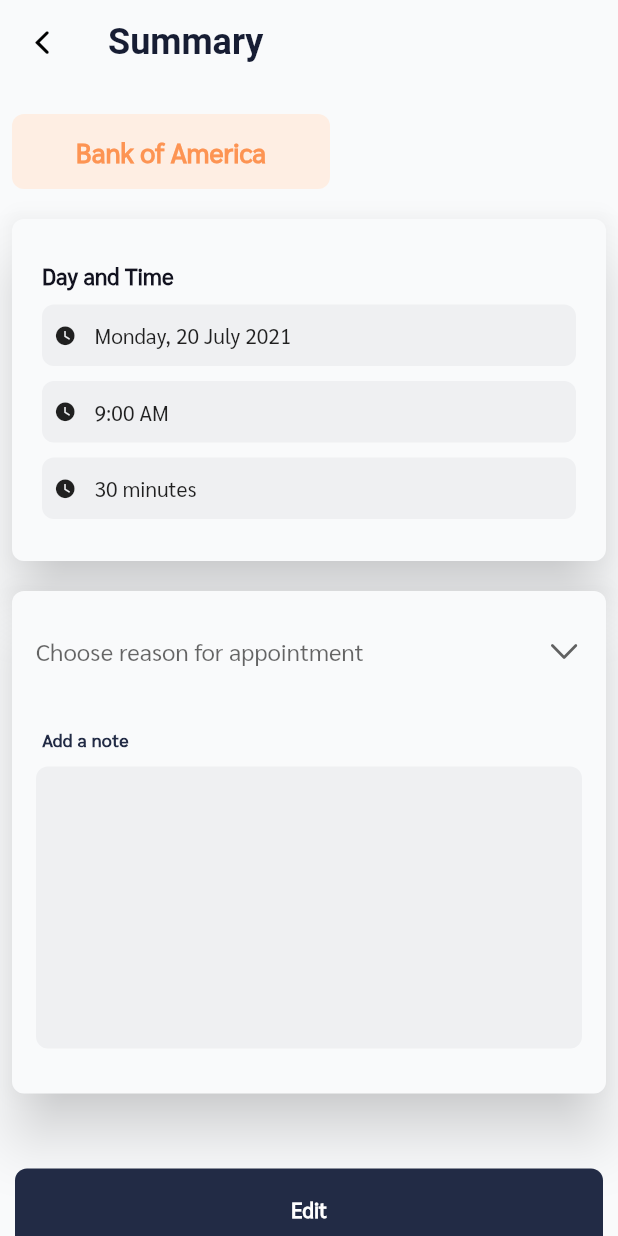
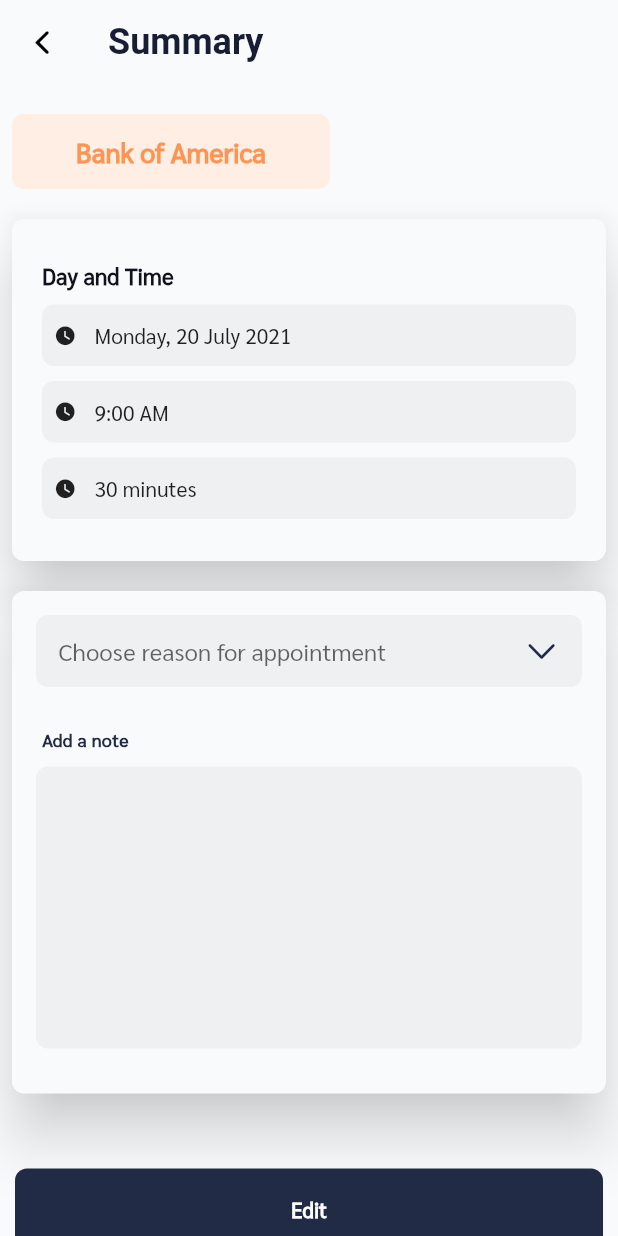
Before and after one commit to onumengine/port, a Flutter app: the SubmitScreen screen opened directly, on a phone screen of 412 x 824 dp. Run offline on Flutter 3.47's test engine with Material 2 defaults, Android fonts, the phone set to English and light mode, and no system bars; our stand-ins replace equatable, flushbar, flutter_bloc, flutter_svg, progress_dialog, shared_preferences; accounts and stored records are empty; statements that could not run were skipped; project files that could hold a hidden picture were left out.

Commit message:
Wrap the dropdown button in a grey container

```diff
--- a/lib/screens/summary.dart
+++ b/lib/screens/summary.dart
@@ -95,10 +95,17 @@ class _SubmitScreenState extends State<SubmitScreen> {
                 ),
                 child: Column(
                   children: [
-                    DropdownButton<AppointmentReasons>(
+                    Container(
+                      padding: EdgeInsets.symmetric(horizontal: 15),
+                      decoration: BoxDecoration(
+                        color: inputBackgroundColor,
+                        borderRadius: BorderRadius.circular(8),
+                      ),
+                      child: DropdownButton<AppointmentReasons>(
                         isExpanded: true,
                         value: _dropdownButtonValue,
                         icon: Icon(CupertinoIcons.chevron_down),
+                        iconEnabledColor: opPrimaryColor,
                         underline: SizedBox(),
                         onChanged: (selectedAppointmentReason) {
                           setState(() {
@@ -134,6 +141,7 @@ class _SubmitScreenState extends State<SubmitScreen> {
                             value: AppointmentReasons.reason3,
                           ),
                         ],
+                      ),
                     ),
                     SizedBox(height: 27),
                     Align(
```
Lines whose indentation alone changed are shown as unchanged.
